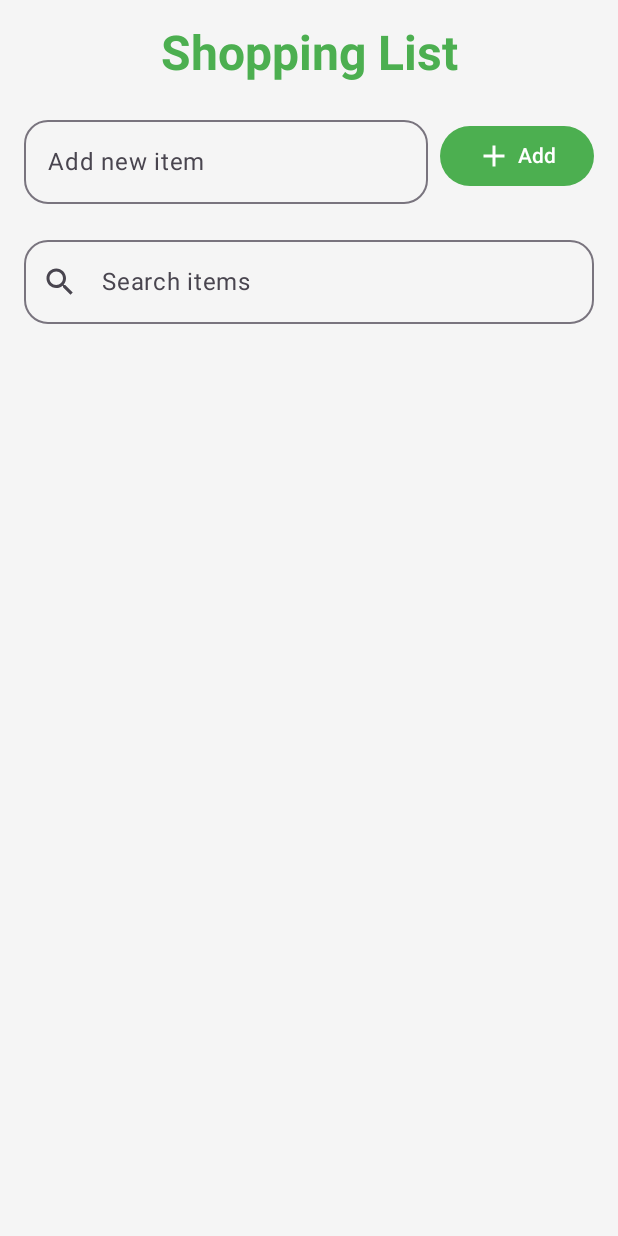
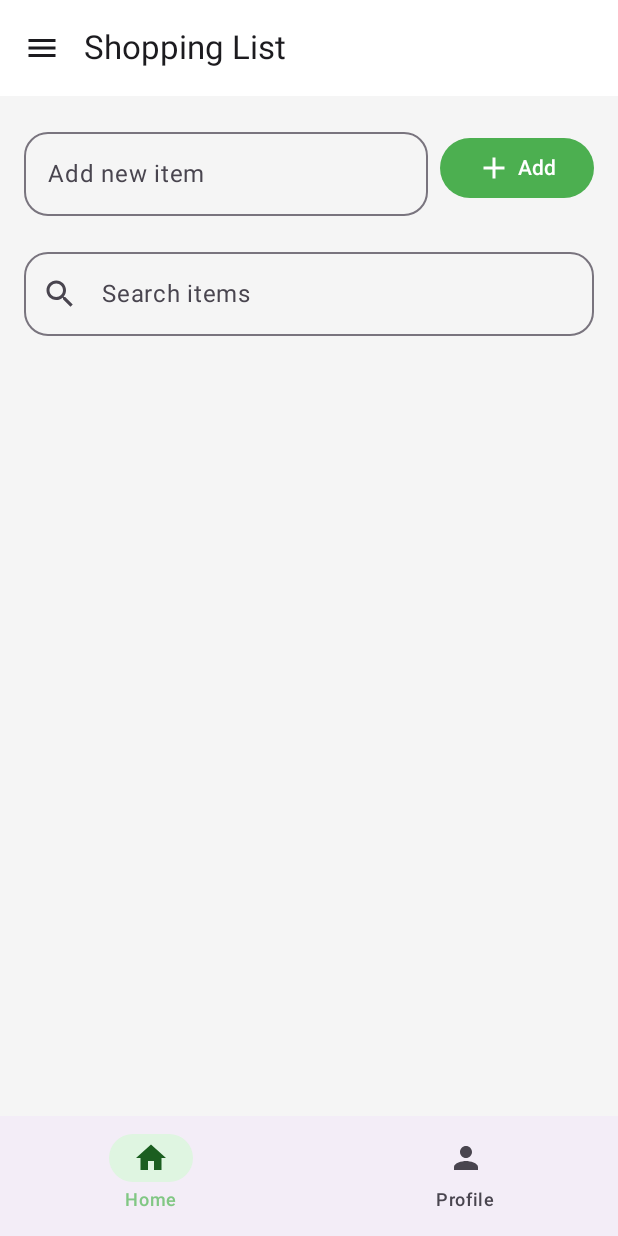
Before and after one commit to laninawwirwww/TugasNavigationPTB, an Android app built with Jetpack Compose: the screen it shows after launch (MainActivity), on a phone screen of 412 x 824 dp. Run offline under Robolectric (Android 15) with nearby library versions, the phone set to English and light mode, and no system bars.

Commit message:
first commit

```diff
--- a/app/build.gradle.kts
+++ b/app/build.gradle.kts
@@ -49,6 +49,7 @@ dependencies {
     implementation(libs.androidx.ui.graphics)
     implementation(libs.androidx.ui.tooling.preview)
     implementation(libs.androidx.material3)
+    implementation(libs.androidx.navigation.compose)
     testImplementation(libs.junit)
     androidTestImplementation(libs.androidx.junit)
     androidTestImplementation(libs.androidx.espresso.core)
--- a/app/src/main/java/com/example/shoppinglist/MainActivity.kt
+++ b/app/src/main/java/com/example/shoppinglist/MainActivity.kt
@@ -4,17 +4,19 @@ import android.os.Bundle
 import androidx.activity.ComponentActivity
 import androidx.activity.compose.setContent
 import androidx.compose.foundation.layout.*
-import androidx.compose.material3.*
+import androidx.compose.material3.MaterialTheme
+import androidx.compose.material3.Surface
 import androidx.compose.runtime.*
 import androidx.compose.runtime.saveable.rememberSaveable
 import androidx.compose.ui.Modifier
 import androidx.compose.ui.tooling.preview.Preview
 import androidx.compose.ui.unit.dp
-import com.example.shoppinglist.components.ShoppingList
-import com.example.shoppinglist.components.ItemInput
-import com.example.shoppinglist.components.SearchInput
-import com.example.shoppinglist.components.Title
+import com.example.shoppinglist.component.ItemInput
+import com.example.shoppinglist.component.SearchInput
+import com.example.shoppinglist.component.ShoppingList
+import com.example.shoppinglist.navigation.MainNavigation
 import com.example.shoppinglist.ui.theme.ShoppingListTheme
+
 
 class MainActivity : ComponentActivity() {
     override fun onCreate(savedInstanceState: Bundle?) {
@@ -25,23 +27,29 @@ class MainActivity : ComponentActivity() {
                     modifier = Modifier.fillMaxSize(),
                     color = MaterialTheme.colorScheme.background
                 ) {
-                    ShoppingListApp()
+                    // PANGGIL MainNavigation DI SINI
+                    MainNavigation()
                 }
             }
         }
     }
 }
 
+// Composable ini tetap ada, karena dipanggil oleh NavHost
 @Composable
 fun ShoppingListApp() {
+    // State for the text in the new item input field
     var newItemText by rememberSaveable { mutableStateOf("") }
+    // State for the text in the search input field
     var searchQuery by rememberSaveable { mutableStateOf("") }
+    // State for the list of shopping items
     val shoppingItems = remember { mutableStateListOf<String>() }
 
+    // A derived state that automatically updates when searchQuery or shoppingItems change
     val filteredItems by remember(searchQuery, shoppingItems) {
         derivedStateOf {
             if (searchQuery.isBlank()) {
-                shoppingItems
+                shoppingItems.toList() // Return a stable copy for the UI
             } else {
                 shoppingItems.filter { it.contains(searchQuery, ignoreCase = true) }
             }
@@ -51,17 +59,17 @@ fun ShoppingListApp() {
     Column(
         modifier = Modifier
             .fillMaxSize()
-            .padding(WindowInsets.safeDrawing.asPaddingValues())
             .padding(horizontal = 16.dp)
     ) {
-        Title()
+        // Title() // Title sekarang ada di TopAppBar, jadi bisa di-disable
+        Spacer(modifier = Modifier.height(16.dp))
         ItemInput(
             text = newItemText,
             onTextChange = { newItemText = it },
             onAddItem = {
                 if (newItemText.isNotBlank()) {
-                    shoppingItems.add(newItemText)
-                    newItemText = ""
+                    shoppingItems.add(0, newItemText) // Tambahkan ke atas list
+                    newItemText = "" // Clear the input field after adding
                 }
             }
         )
@@ -75,10 +83,9 @@ fun ShoppingListApp() {
     }
 }
 
-
 @Preview(showBackground = true)
 @Composable
-fun ShoppingListAppPreview() {
+fun ShoppingListAppPrevie() {
     ShoppingListTheme {
         ShoppingListApp()
     }
--- a/app/src/main/java/com/example/shoppinglist/component/ItemInput.kt
+++ b/app/src/main/java/com/example/shoppinglist/component/ItemInput.kt
@@ -1,4 +1,4 @@
-package com.example.shoppinglist.components
+package com.example.shoppinglist.component
 
 import androidx.compose.foundation.layout.Row
 import androidx.compose.foundation.layout.Spacer
--- a/app/src/main/java/com/example/shoppinglist/component/SearchInput.kt
+++ b/app/src/main/java/com/example/shoppinglist/component/SearchInput.kt
@@ -1,4 +1,4 @@
-package com.example.shoppinglist.components
+package com.example.shoppinglist.component
 
 import androidx.compose.foundation.layout.fillMaxWidth
 import androidx.compose.foundation.shape.RoundedCornerShape
--- a/app/src/main/java/com/example/shoppinglist/component/ShoppingList.kt
+++ b/app/src/main/java/com/example/shoppinglist/component/ShoppingList.kt
@@ -1,4 +1,4 @@
-package com.example.shoppinglist.components
+package com.example.shoppinglist.component
 
 import androidx.compose.animation.AnimatedVisibility
 import androidx.compose.animation.animateColorAsState
--- /dev/null
+++ b/app/src/main/java/com/example/shoppinglist/navigation/Navigation.kt
@@ -0,0 +1,132 @@
+package com.example.shoppinglist.navigation
+
+import androidx.compose.animation.core.tween
+import androidx.compose.animation.fadeIn
+import androidx.compose.animation.fadeOut
+import androidx.compose.foundation.layout.padding
+import androidx.compose.material.icons.Icons
+import androidx.compose.material.icons.filled.Home
+import androidx.compose.material.icons.filled.Menu
+import androidx.compose.material.icons.filled.Person
+import androidx.compose.material.icons.filled.Settings
+import androidx.compose.material3.*
+import androidx.compose.runtime.*
+import androidx.compose.ui.Modifier
+import androidx.compose.ui.graphics.vector.ImageVector
+import androidx.compose.ui.unit.dp
+import androidx.navigation.NavDestination.Companion.hierarchy
+import androidx.navigation.NavGraph.Companion.findStartDestination
+import androidx.navigation.compose.*
+import com.example.shoppinglist.ShoppingListApp
+import com.example.shoppinglist.screen.ProfileScreen
+import com.example.shoppinglist.screen.SettingsScreen
+import kotlinx.coroutines.launch
+
+// Sealed class untuk merepresentasikan setiap layar
+sealed class Screen(val route: String, val title: String, val icon: ImageVector) {
+    object Home : Screen("home", "Home", Icons.Default.Home)
+    object Profile : Screen("profile", "Profile", Icons.Default.Person)
+    object Settings : Screen("settings", "Settings", Icons.Default.Settings)
+}
+
+val bottomNavItems = listOf(
+    Screen.Home,
+    Screen.Profile
+)
+
+@OptIn(ExperimentalMaterial3Api::class)
+@Composable
+fun MainNavigation() {
+    val navController = rememberNavController()
+    val drawerState = rememberDrawerState(initialValue = DrawerValue.Closed)
+    val scope = rememberCoroutineScope()
+    val navBackStackEntry by navController.currentBackStackEntryAsState()
+    val currentRoute = navBackStackEntry?.destination?.route
+
+    ModalNavigationDrawer(
+        drawerState = drawerState,
+        drawerContent = {
+            ModalDrawerSheet {
+                Text("Menu", modifier = Modifier.padding(16.dp), style = MaterialTheme.typography.titleLarge)
+                HorizontalDivider()
+                NavigationDrawerItem(    icon = { Icon(Screen.Settings.icon, contentDescription = Screen.Settings.title) },
+                    label = { Text(Screen.Settings.title) },
+                    selected = currentRoute == Screen.Settings.route,
+                    onClick = {
+                        scope.launch { drawerState.close() }
+
+                        // --- 👇 PERBAIKI BAGIAN INI 👇 ---
+                        navController.navigate(Screen.Settings.route) {
+                            // Pop up ke start destination untuk membersihkan back stack
+                            // Ini akan membuat tumpukan menjadi [Home, Settings]
+                            popUpTo(navController.graph.findStartDestination().id) {
+                                saveState = true
+                            }
+                            // Hindari membuat halaman Settings baru jika sudah ada di atas
+                            launchSingleTop = true
+                            // Kembalikan state jika ada
+                            restoreState = true
+                        }
+                    }
+                )
+
+            }
+        }
+    ) {
+        Scaffold(
+            topBar = {
+                TopAppBar(
+                    title = {
+                        val title = when (currentRoute) {
+                            Screen.Home.route -> "Shopping List"
+                            Screen.Profile.route -> "My Profile"
+                            Screen.Settings.route -> "Settings"
+                            else -> ""
+                        }
+                        Text(title)
+                    },
+                    navigationIcon = {
+                        IconButton(onClick = {
+                            scope.launch {
+                                drawerState.apply { if (isClosed) open() else close() }
+                            }
+                        }) {
+                            Icon(Icons.Default.Menu, contentDescription = "Menu")
+                        }
+                    }
+                )
+            },
+            bottomBar = {
+                NavigationBar {
+                    val currentDestination = navBackStackEntry?.destination
+                    bottomNavItems.forEach { screen ->
+                        NavigationBarItem(
+                            icon = { Icon(screen.icon, contentDescription = screen.title) },
+                            label = { Text(screen.title) },
+                            selected = currentDestination?.hierarchy?.any { it.route == screen.route } == true,
+                            onClick = {
+                                navController.navigate(screen.route) {
+                                    popUpTo(navController.graph.findStartDestination().id) { saveState = true }
+                                    launchSingleTop = true
+                                    restoreState = true
+                                }
+                            }
+                        )
+                    }
+                }
+            }
+        ) { innerPadding ->
+            NavHost(
+                navController = navController,
+                startDestination = Screen.Home.route,
+                modifier = Modifier.padding(innerPadding),
+                enterTransition = { fadeIn(animationSpec = tween(300)) },
+                exitTransition = { fadeOut(animationSpec = tween(300)) }
+            ) {
+                composable(Screen.Home.route) { ShoppingListApp() }
+                composable(Screen.Profile.route) { ProfileScreen() } // <-- Tidak perlu .screens lagi
+                composable(Screen.Settings.route) { SettingsScreen() } // <-- Tidak perlu .screens lagi
+            }
+        }
+    }
+}
--- a/gradle/libs.versions.toml
+++ b/gradle/libs.versions.toml
@@ -5,9 +5,10 @@ coreKtx = "1.17.0"
 junit = "4.13.2"
 junitVersion = "1.3.0"
 espressoCore = "3.7.0"
-lifecycleRuntimeKtx = "2.9.4"
-activityCompose = "1.11.0"
+lifecycleRuntimeKtx = "2.9.3"
+activityCompose = "1.10.1"
 composeBom = "2024.09.00"
+navigationCompose = "2.8.0-beta05"
 
 [libraries]
 androidx-core-ktx = { group = "androidx.core", name = "core-ktx", version.ref = "coreKtx" }
@@ -24,6 +25,7 @@ androidx-ui-tooling-preview = { group = "androidx.compose.ui", name = "ui-toolin
 androidx-ui-test-manifest = { group = "androidx.compose.ui", name = "ui-test-manifest" }
 androidx-ui-test-junit4 = { group = "androidx.compose.ui", name = "ui-test-junit4" }
 androidx-material3 = { group = "androidx.compose.material3", name = "material3" }
+androidx-navigation-compose = { group = "androidx.navigation", name = "navigation-compose", version.ref = "navigationCompose"}
 
 [plugins]
 android-application = { id = "com.android.application", version.ref = "agp" }
```
Also changed, not shown: app/src/main/java/com/example/shoppinglist/component/DrawerContent.kt (added, +18 -0 lines), app/src/main/java/com/example/shoppinglist/screens/ProfileScreen.kt (added, +111 -0 lines), app/src/main/java/com/example/shoppinglist/screens/SettingsScreen.kt (added, +33 -0 lines), app/src/main/res/drawable/foto_pribadi.jpg (added).
